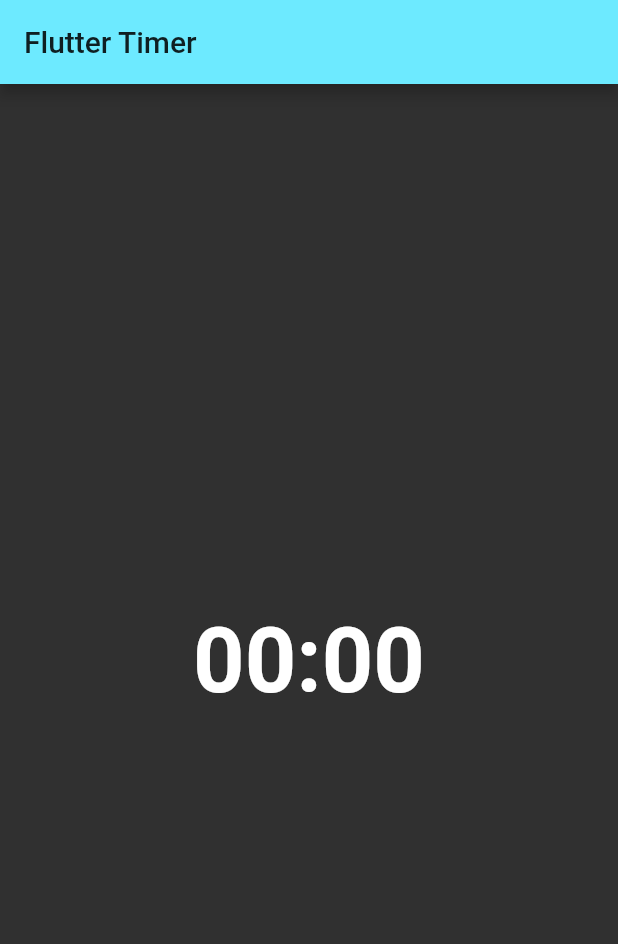
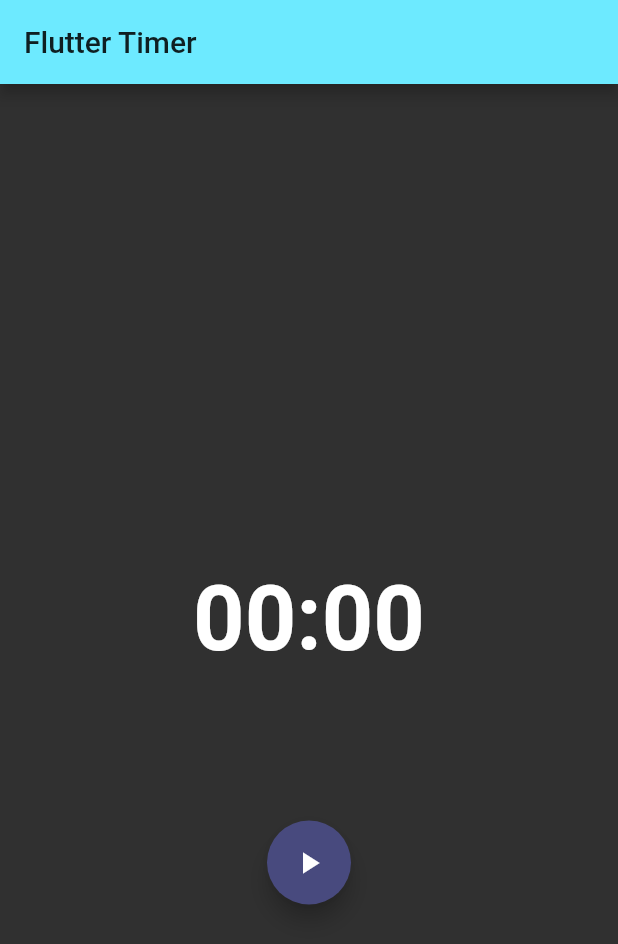
Before and after one commit to k1ycee/blocapps, a Flutter app: the screen it shows after launch, on a phone screen of 412 x 824 dp. Shown: the top 944 px of the screen. Run offline on Flutter 3.47's test engine with Material 2 defaults, Android fonts, the phone set to English and light mode, and no system bars; our stand-ins replace bloc, flutter_bloc.

```diff
--- a/lib/main.dart
+++ b/lib/main.dart
@@ -3,6 +3,8 @@ import 'package:flutter_bloc/flutter_bloc.dart';
 import 'package:blocapps/blocs/timer_bloc.dart';
 import 'package:blocapps/ticker.dart';
 import 'package:blocapps/blocs/timer_state.dart';
+
+import 'blocs/timer_event.dart';
 
 void main() => runApp(MyApp());
 
@@ -56,8 +58,72 @@ class Timer extends StatelessWidget {
               ),
             ),
           ),
+          BlocBuilder<TimerBloc, TimerState>(
+            condition: (previousState, state) =>
+            state.runtimeType != previousState.runtimeType,
+            builder: (context, state) => Actions(),
+          ),
         ],
       ),
     );
   }
 }
+class Actions extends StatelessWidget {
+  @override
+  Widget build(BuildContext context) {
+    return Row(
+      mainAxisAlignment: MainAxisAlignment.spaceEvenly,
+      children: _mapStateToActionButtons(
+        timerBloc: BlocProvider.of<TimerBloc>(context),
+      ),
+    );
+  }
+
+  List<Widget> _mapStateToActionButtons({
+    TimerBloc timerBloc,
+  }) {
+    final TimerState currentState = timerBloc.state;
+    if (currentState is Ready) {
+      return [
+        FloatingActionButton(
+          child: Icon(Icons.play_arrow),
+          onPressed: () =>
+              timerBloc.add(Start(duration: currentState.duration)),
+        ),
+      ];
+    }
+    if (currentState is Running) {
+      return [
+        FloatingActionButton(
+          child: Icon(Icons.pause),
+          onPressed: () => timerBloc.add(Pause()),
+        ),
+        FloatingActionButton(
+          child: Icon(Icons.replay),
+          onPressed: () => timerBloc.add(Reset()),
+        ),
+      ];
+    }
+    if (currentState is Paused) {
+      return [
+        FloatingActionButton(
+          child: Icon(Icons.play_arrow),
+          onPressed: () => timerBloc.add(Resume()),
+        ),
+        FloatingActionButton(
+          child: Icon(Icons.replay),
+          onPressed: () => timerBloc.add(Reset()),
+        ),
+      ];
+    }
+    if (currentState is Finished) {
+      return [
+        FloatingActionButton(
+          child: Icon(Icons.replay),
+          onPressed: () => timerBloc.add(Reset()),
+        ),
+      ];
+    }
+    return [];
+  }
+}
```
